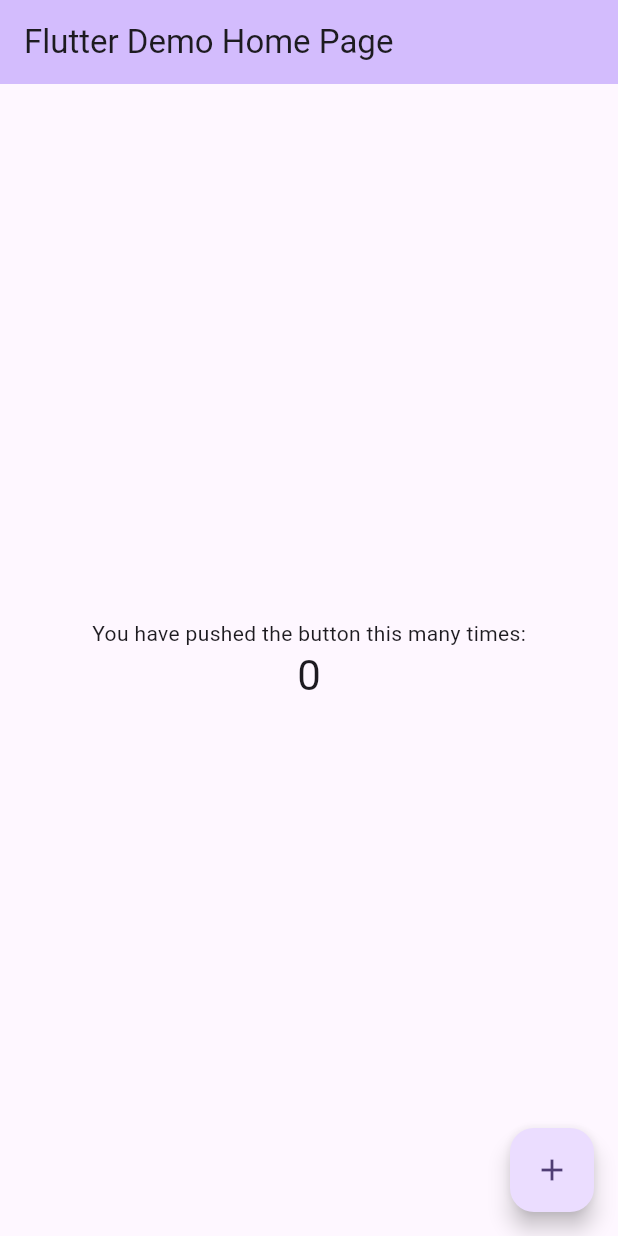
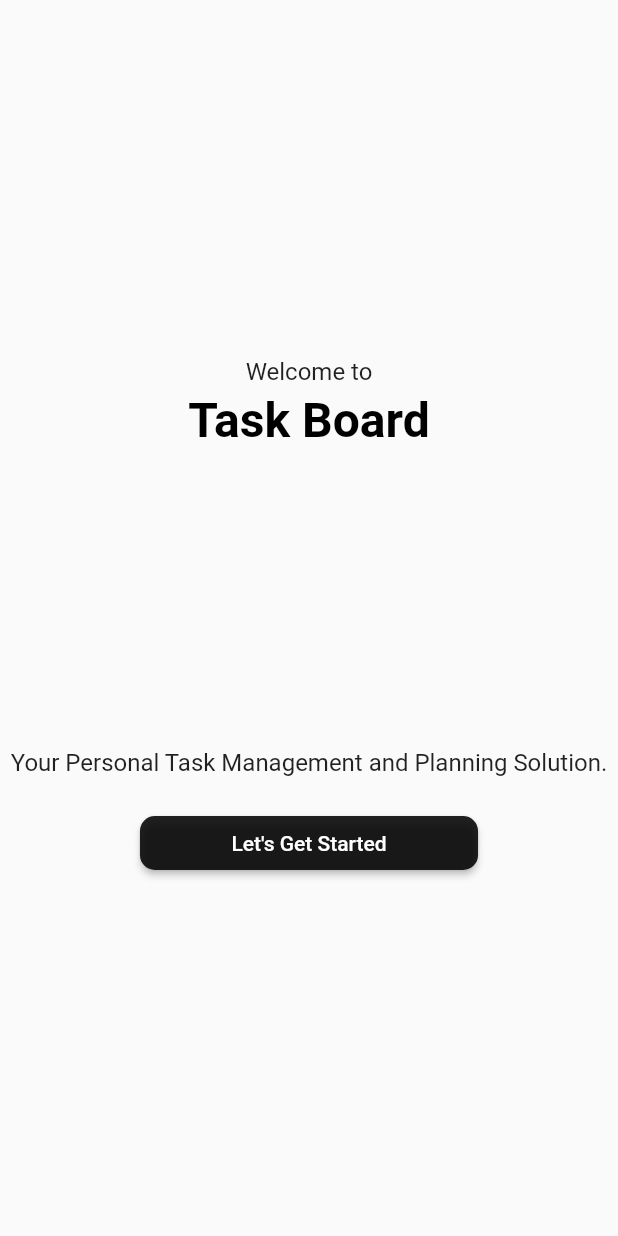
Before and after one commit to ashfaqfardin/flutter_task_listing_application, a Flutter app: the screen it shows after launch, on a phone screen of 412 x 824 dp. Run offline on Flutter 3.47's test engine with Material 2 defaults, Android fonts, the phone set to English and light mode, and no system bars.

Commit message:
--final app -- with only adding task functionality

```diff
--- a/lib/main.dart
+++ b/lib/main.dart
@@ -1,125 +1,18 @@
 import 'package:flutter/material.dart';
+import 'package:flutter_task_listing_application/scenes/app_home.dart';
 
 void main() {
   runApp(const MyApp());
 }
 
 class MyApp extends StatelessWidget {
-  const MyApp({super.key});
+  const MyApp({Key? key}) : super(key: key);
 
-  // This widget is the root of your application.
   @override
   Widget build(BuildContext context) {
-    return MaterialApp(
-      title: 'Flutter Demo',
-      theme: ThemeData(
-        // This is the theme of your application.
-        //
-        // TRY THIS: Try running your application with "flutter run". You'll see
-        // the application has a blue toolbar. Then, without quitting the app,
-        // try changing the seedColor in the colorScheme below to Colors.green
-        // and then invoke "hot reload" (save your changes or press the "hot
-        // reload" button in a Flutter-supported IDE, or press "r" if you used
-        // the command line to start the app).
-        //
-        // Notice that the counter didn't reset back to zero; the application
-        // state is not lost during the reload. To reset the state, use hot
-        // restart instead.
-        //
-        // This works for code too, not just values: Most code changes can be
-        // tested with just a hot reload.
-        colorScheme: ColorScheme.fromSeed(seedColor: Colors.deepPurple),
-        useMaterial3: true,
-      ),
-      home: const MyHomePage(title: 'Flutter Demo Home Page'),
+    return const MaterialApp(
+      home: AppHome(),
+      debugShowCheckedModeBanner: false,
     );
   }
 }
-
-class MyHomePage extends StatefulWidget {
-  const MyHomePage({super.key, required this.title});
-
-  // This widget is the home page of your application. It is stateful, meaning
-  // that it has a State object (defined below) that contains fields that affect
-  // how it looks.
-
-  // This class is the configuration for the state. It holds the values (in this
-  // case the title) provided by the parent (in this case the App widget) and
-  // used by the build method of the State. Fields in a Widget subclass are
-  // always marked "final".
-
-  final String title;
-
-  @override
-  State<MyHomePage> createState() => _MyHomePageState();
-}
-
-class _MyHomePageState extends State<MyHomePage> {
-  int _counter = 0;
-
-  void _incrementCounter() {
-    setState(() {
-      // This call to setState tells the Flutter framework that something has
-      // changed in this State, which causes it to rerun the build method below
-      // so that the display can reflect the updated values. If we changed
-      // _counter without calling setState(), then the build method would not be
-      // called again, and so nothing would appear to happen.
-      _counter++;
-    });
-  }
-
-  @override
-  Widget build(BuildContext context) {
-    // This method is rerun every time setState is called, for instance as done
-    // by the _incrementCounter method above.
-    //
-    // The Flutter framework has been optimized to make rerunning build methods
-    // fast, so that you can just rebuild anything that needs updating rather
-    // than having to individually change instances of widgets.
-    return Scaffold(
-      appBar: AppBar(
-        // TRY THIS: Try changing the color here to a specific color (to
-        // Colors.amber, perhaps?) and trigger a hot reload to see the AppBar
-        // change color while the other colors stay the same.
-        backgroundColor: Theme.of(context).colorScheme.inversePrimary,
-        // Here we take the value from the MyHomePage object that was created by
-        // the App.build method, and use it to set our appbar title.
-        title: Text(widget.title),
-      ),
-      body: Center(
-        // Center is a layout widget. It takes a single child and positions it
-        // in the middle of the parent.
-        child: Column(
-          // Column is also a layout widget. It takes a list of children and
-          // arranges them vertically. By default, it sizes itself to fit its
-          // children horizontally, and tries to be as tall as its parent.
-          //
-          // Column has various properties to control how it sizes itself and
-          // how it positions its children. Here we use mainAxisAlignment to
-          // center the children vertically; the main axis here is the vertical
-          // axis because Columns are vertical (the cross axis would be
-          // horizontal).
-          //
-          // TRY THIS: Invoke "debug painting" (choose the "Toggle Debug Paint"
-          // action in the IDE, or press "p" in the console), to see the
-          // wireframe for each widget.
-          mainAxisAlignment: MainAxisAlignment.center,
-          children: <Widget>[
-            const Text(
-              'You have pushed the button this many times:',
-            ),
-            Text(
-              '$_counter',
-              style: Theme.of(context).textTheme.headlineMedium,
-            ),
-          ],
-        ),
-      ),
-      floatingActionButton: FloatingActionButton(
-        onPressed: _incrementCounter,
-        tooltip: 'Increment',
-        child: const Icon(Icons.add),
-      ), // This trailing comma makes auto-formatting nicer for build methods.
-    );
-  }
-}
--- /dev/null
+++ b/lib/scenes/app_home.dart
@@ -0,0 +1,52 @@
+import 'package:flutter/material.dart';
+import 'package:flutter_task_listing_application/scenes/list_task.dart';
+
+class AppHome extends StatelessWidget {
+  const AppHome({super.key});
+
+  @override
+  Widget build(BuildContext context) {
+    return Scaffold(
+      body: Center(
+        child: Column(
+          mainAxisAlignment: MainAxisAlignment.center,
+          crossAxisAlignment: CrossAxisAlignment.center,
+          children: [
+            const Text(
+              'Welcome to',
+              style: TextStyle(fontSize: 16),
+            ),
+            const SizedBox(height: 4),
+            const Text(
+              'Task Board',
+              style: TextStyle(fontSize: 32, fontWeight: FontWeight.bold, color: Colors.black),
+            ),
+            const SizedBox(height: 200),
+            const Text(
+              "Your Personal Task Management and Planning Solution.",
+              textAlign: TextAlign.center,
+              style: TextStyle(fontSize: 16),
+            ),
+            const SizedBox(height: 20),
+            ElevatedButton(
+              onPressed: () {
+                Navigator.of(context).push(MaterialPageRoute(builder: (context) => ListTask()));
+              },
+              style: ElevatedButton.styleFrom(
+                backgroundColor: Colors.black87,
+                shape: RoundedRectangleBorder(borderRadius: BorderRadius.circular(10)),
+              ),
+              child: const Padding(
+                padding: EdgeInsets.symmetric(vertical: 10, horizontal: 45),
+                child: Text(
+                  "Let's Get Started",
+                  style: TextStyle(color: Colors.white),
+                ),
+              ),
+            ),
+          ],
+        ),
+      ),
+    );
+  }
+}
```
Also changed, not shown: lib/scenes/add_task_screen.dart (added, +89 -0 lines), lib/scenes/list_task.dart (added, +61 -0 lines), lib/widgets/task_card.dart (added, +41 -0 lines).
